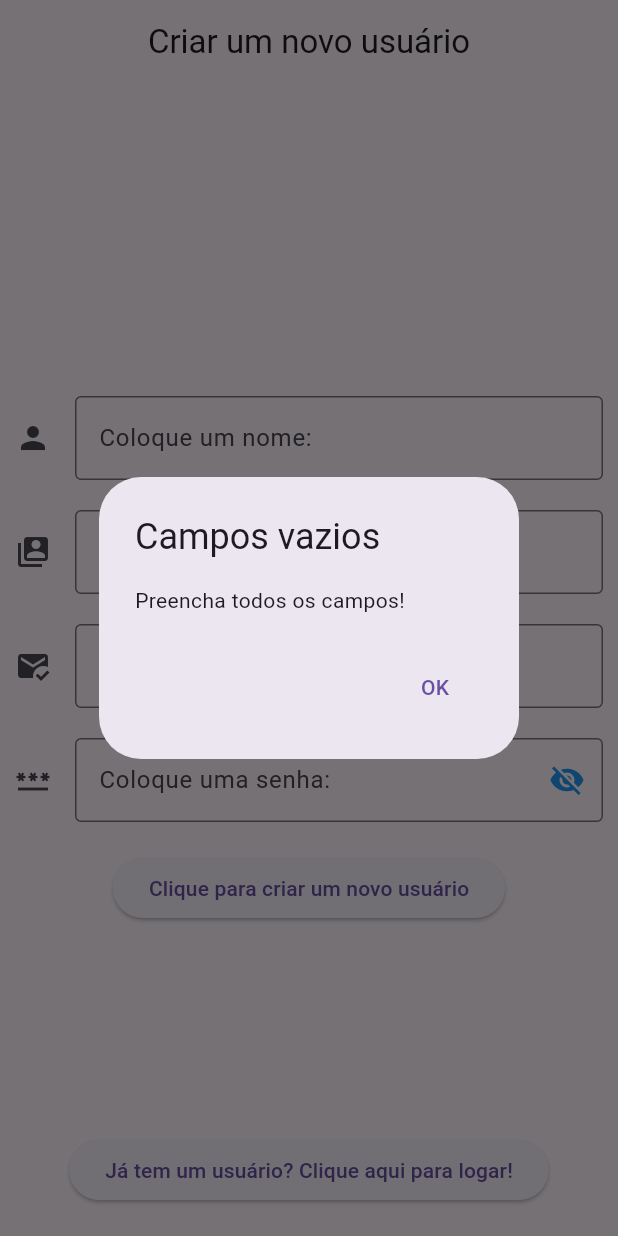
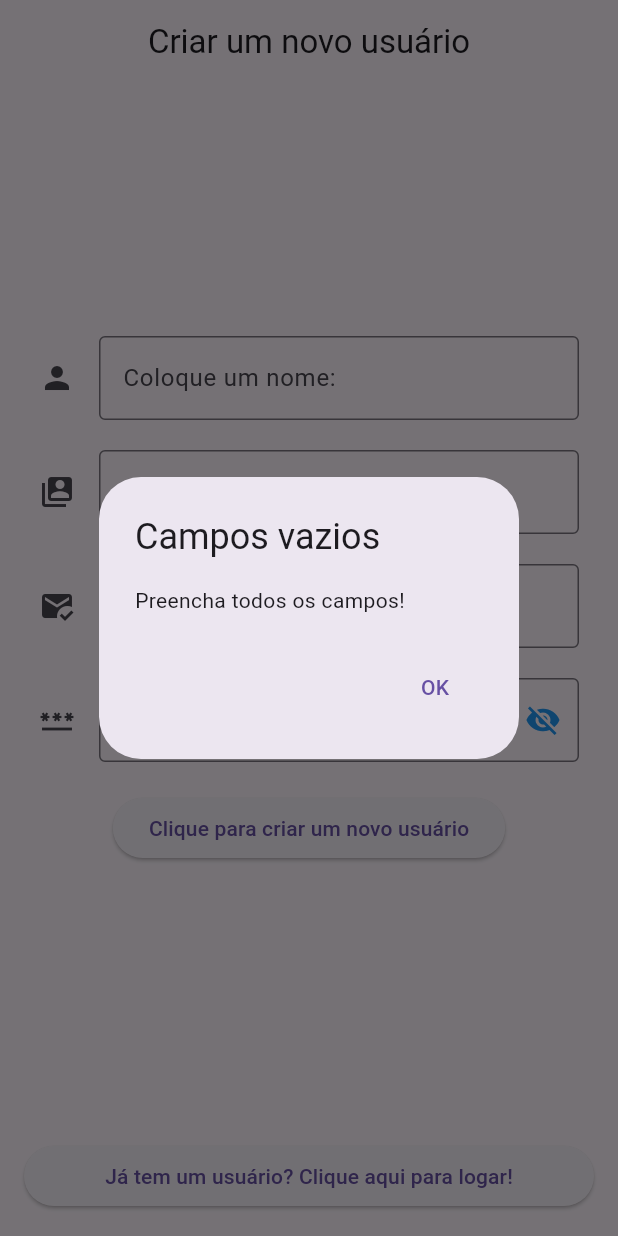
Before and after one commit to JpP3dro/app_bunco, a Flutter app: the TelaCadastro screen opened directly, after a tap on "Clique para criar um novo usuário", on a phone screen of 412 x 824 dp. Run offline on Flutter 3.47's test engine with Material 3 defaults, Android fonts, the phone set to English and light mode, and no system bars.

Commit message:
Verificações na tela de cadastro

```diff
--- a/lib/screens/cadastro.dart
+++ b/lib/screens/cadastro.dart
@@ -26,10 +26,19 @@ class _TelaCadastroState extends State<TelaCadastro> {
           titulo: "Campos vazios", conteudo: "Preencha todos os campos!");
     } else {
       try {
+        if (username.text.trim().contains(' ')) {
+          await exibirResultado(titulo: "Username com espaço!", conteudo: "A username não pode conter espaços!");
+          return;
+        }
+        final regex = RegExp(r"^[\w\.-]+@[\w\.-]+\.\w+$");
+        if (!regex.hasMatch(email.text)) {
+          await exibirResultado(titulo: "Email inválido!", conteudo: "Digite um email válido!");
+          return;
+        }
         String ip = obterIP();
         String url = "http://$ip/Bunco/api/inserir.php";
         var res = await http.post(Uri.parse(url), body: {
-          "username": username.text,
+          "username": username.text.trim(),
           "nome": nome.text,
           "email": email.text,
           "senha": senha.text
@@ -47,7 +56,7 @@ class _TelaCadastroState extends State<TelaCadastro> {
       catch (e) {
         await exibirResultado(
           titulo: "Erro crítico",
-          conteudo: "Falha na conexão: ${e.toString()}",
+          conteudo: "Falha na conexão com o servidor! Tente novamente daqui a um tempo.",
         );
       }
     }
@@ -94,12 +103,13 @@ class _TelaCadastroState extends State<TelaCadastro> {
         ),
         automaticallyImplyLeading: false,
       ),
-      body: Stack(
-          fit: StackFit.expand,
-          children: [
-            Center(
+      body: Center( // Adiciona o Center aqui para centralizar o conteúdo do SingleChildScrollView
+        child: SingleChildScrollView(
+          child: Padding(
+            padding: const EdgeInsets.all(16.0), // Padding para espaçamento das bordas
             child: Column(
-        mainAxisSize: MainAxisSize.min,
+              mainAxisAlignment: MainAxisAlignment.center, // Centraliza verticalmente se houver espaço
+              mainAxisSize: MainAxisSize.min, // A Column ocupa o mínimo de espaço vertical necessário
               children: [
                 Container(
                   margin: const EdgeInsets.all(10),
@@ -169,14 +179,10 @@ class _TelaCadastroState extends State<TelaCadastro> {
               ],
             ),
           ),
-
-
-
-    Positioned(
-    bottom: 20,
-    left: 0,
-    right: 0,
-      child: Center(
+        ),
+      ),
+      bottomNavigationBar: Padding(
+        padding: const EdgeInsets.all(16.0),
         child: ElevatedButton(
           onPressed: () => Navigator.push(
             context,
@@ -185,9 +191,6 @@ class _TelaCadastroState extends State<TelaCadastro> {
           child: const Text("Já tem um usuário? Clique aqui para logar!"),
         ),
       ),
-    ),
-          ],
-      ),
     );
   }
 }
```
Lines whose indentation alone changed are shown as unchanged.
